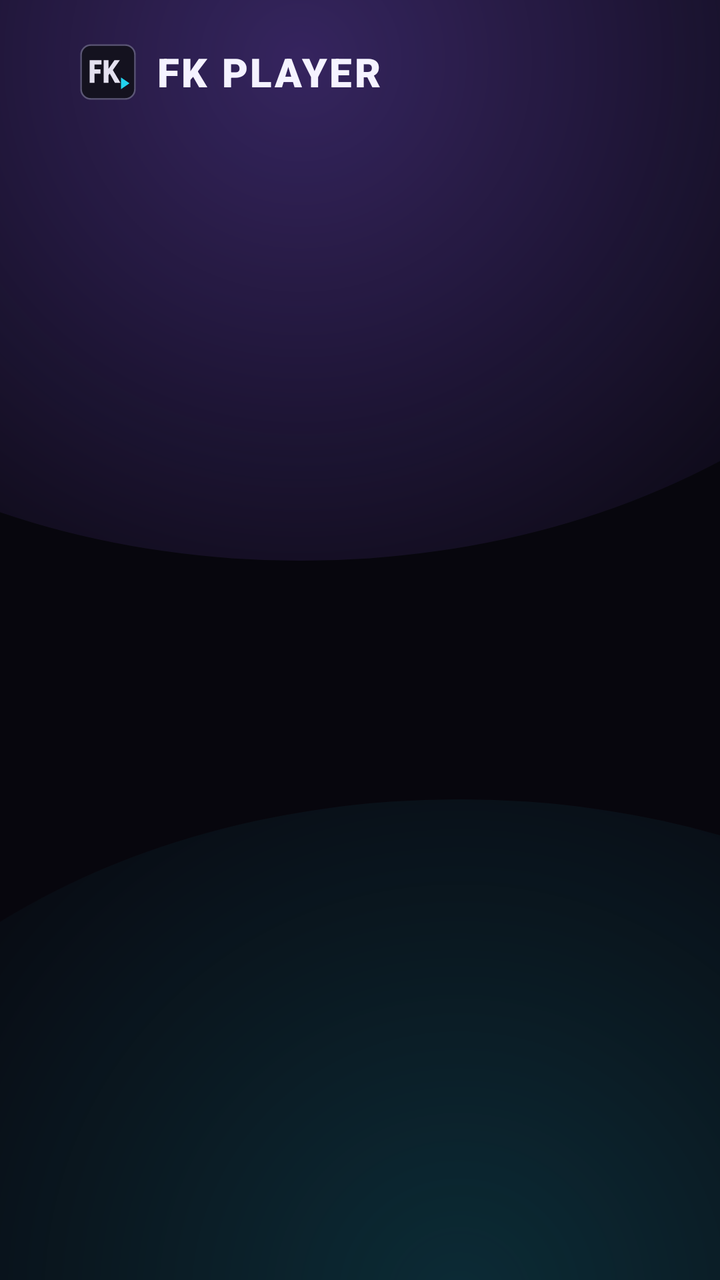
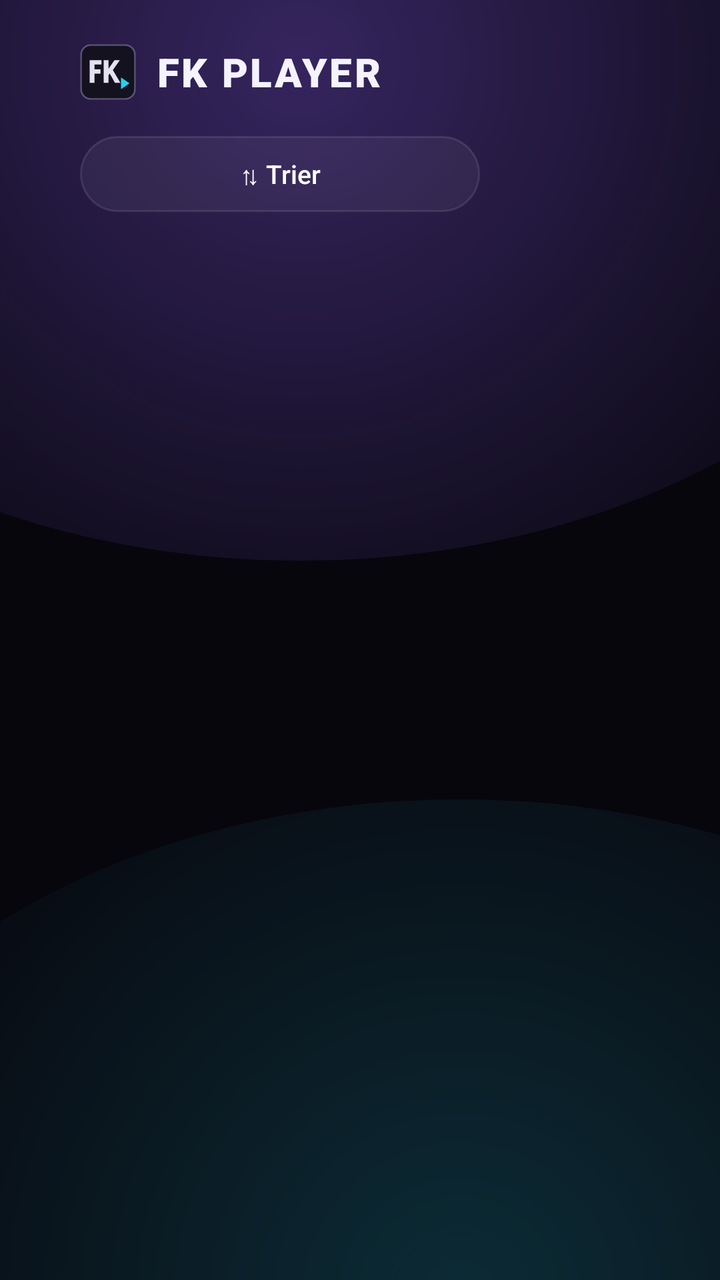

Screens rendered from an Android XML layout before and after an edit, with the pre-edit source and the edit as a unified diff.
<!-- AndroidManifest.xml: application theme Theme.FK -->
<!-- res/layout/activity_vod.xml -->
<?xml version="1.0" encoding="utf-8"?>
<FrameLayout xmlns:android="http://schemas.android.com/apk/res/android"
    android:layout_width="match_parent"
    android:layout_height="match_parent"
    android:background="@color/bg">

    <include layout="@layout/aurora" />

    <LinearLayout
        android:layout_width="match_parent"
        android:layout_height="match_parent"
        android:orientation="vertical"
        android:paddingLeft="40dp"
        android:paddingTop="22dp"
        android:paddingRight="40dp">

        <include layout="@layout/top_bar" />

        <LinearLayout
            android:layout_width="match_parent"
            android:layout_height="0dp"
            android:layout_marginTop="14dp"
            android:layout_weight="1"
            android:orientation="horizontal">

            <androidx.recyclerview.widget.RecyclerView
                android:id="@+id/cats"
                android:layout_width="200dp"
                android:layout_height="match_parent"
                android:clipToPadding="false"
                android:paddingTop="4dp"
                android:paddingBottom="20dp"
                android:scrollbars="none" />

            <FrameLayout
                android:layout_width="0dp"
                android:layout_height="match_parent"
                android:layout_marginLeft="14dp"
                android:layout_weight="1">

                <androidx.recyclerview.widget.RecyclerView
                    android:id="@+id/grid"
                    android:layout_width="match_parent"
                    android:layout_height="match_parent"
                    android:clipChildren="false"
                    android:clipToPadding="false"
                    android:paddingTop="4dp"
                    android:paddingBottom="24dp"
                    android:scrollbars="none" />

                <TextView
                    android:id="@+id/empty"
                    android:layout_width="wrap_content"
                    android:layout_height="wrap_content"
                    android:layout_gravity="center"
                    android:gravity="center"
                    android:textColor="@color/muted"
                    android:textSize="14sp"
                    android:visibility="gone" />
            </FrameLayout>
        </LinearLayout>
    </LinearLayout>
</FrameLayout>
<!-- res/layout/aurora.xml (included above) -->
<?xml version="1.0" encoding="utf-8"?>
<FrameLayout xmlns:android="http://schemas.android.com/apk/res/android"
    android:layout_width="match_parent"
    android:layout_height="match_parent"
    android:importantForAccessibility="noHideDescendants">
    <View
        android:id="@+id/aur1"
        android:layout_width="700dp"
        android:layout_height="500dp"
        android:layout_marginLeft="-200dp"
        android:layout_marginTop="-220dp"
        android:background="@drawable/aurora_violet" />
    <View
        android:id="@+id/aur2"
        android:layout_width="700dp"
        android:layout_height="500dp"
        android:layout_gravity="bottom|right"
        android:layout_marginRight="-220dp"
        android:layout_marginBottom="-260dp"
        android:background="@drawable/aurora_cyan" />
</FrameLayout>
<!-- res/layout/top_bar.xml (included above) -->
<?xml version="1.0" encoding="utf-8"?>
<LinearLayout xmlns:android="http://schemas.android.com/apk/res/android"
    android:layout_width="match_parent"
    android:layout_height="wrap_content"
    android:gravity="center_vertical"
    android:orientation="horizontal">

    <ImageView
        android:layout_width="28dp"
        android:layout_height="28dp"
        android:contentDescription="FK PLAYER"
        android:src="@drawable/ic_logo" />

    <TextView
        android:id="@+id/title"
        style="@style/H1"
        android:layout_width="wrap_content"
        android:layout_height="wrap_content"
        android:layout_marginLeft="10dp"
        android:letterSpacing="0.06"
        android:text="FK PLAYER"
        android:textSize="20sp" />

    <TextView
        android:id="@+id/chip"
        style="@style/Chip"
        android:layout_width="wrap_content"
        android:layout_height="wrap_content"
        android:layout_marginLeft="14dp"
        android:visibility="gone" />

    <View
        android:layout_width="0dp"
        android:layout_height="1dp"
        android:layout_weight="1" />

    <TextView
        android:id="@+id/clock"
        android:layout_width="wrap_content"
        android:layout_height="wrap_content"
        android:fontFamily="sans-serif-medium"
        android:textColor="#E4E1F0"
        android:textSize="15sp" />
</LinearLayout>
<!-- resources referenced by this layout -->
<resources>
  <color name="bg">#07060D</color>
  <color name="muted">#9590AD</color>
  <!-- drawable aurora_cyan (drawable) -->
  <?xml version="1.0" encoding="utf-8"?>
  <shape xmlns:android="http://schemas.android.com/apk/res/android" android:shape="oval"><gradient android:type="radial" android:gradientRadius="350dp" android:startColor="#2E22D3EE" android:endColor="#0022D3EE"/></shape>
  <!-- drawable aurora_violet (drawable) -->
  <?xml version="1.0" encoding="utf-8"?>
  <shape xmlns:android="http://schemas.android.com/apk/res/android" android:shape="oval"><gradient android:type="radial" android:gradientRadius="350dp" android:startColor="#598B5CF6" android:endColor="#008B5CF6"/></shape>
  <style name="Chip">
          <item name="android:background">@drawable/chip_bg</item>
          <item name="android:paddingLeft">10dp</item>
          <item name="android:paddingRight">10dp</item>
          <item name="android:paddingTop">4dp</item>
          <item name="android:paddingBottom">4dp</item>
          <item name="android:textSize">11sp</item>
          <item name="android:textColor">#D6D3E4</item>
      </style>
  <style name="H1">
          <item name="android:fontFamily">sans-serif-black</item>
          <item name="android:textColor">@color/text</item>
      </style>
  <!-- drawable chip_bg (drawable) -->
  <?xml version="1.0" encoding="utf-8"?>
  <shape xmlns:android="http://schemas.android.com/apk/res/android" android:shape="rectangle"><solid android:color="#12FFFFFF"/><corners android:radius="12dp"/></shape>
  <color name="text">#F5F3FF</color>
  <color name="violet">#8B5CF6</color>
  <color name="cyan">#22D3EE</color>
  <color name="text2">#C9C5DC</color>
  <!-- drawable dialog_bg (drawable) -->
  <?xml version="1.0" encoding="utf-8"?>
  <shape xmlns:android="http://schemas.android.com/apk/res/android" android:shape="rectangle"><solid android:color="#14121F"/><stroke android:width="1dp" android:color="#33A78BFA"/><corners android:radius="18dp"/></shape>
  <!-- drawable dialog_item (drawable) -->
  <?xml version="1.0" encoding="utf-8"?>
  <selector xmlns:android="http://schemas.android.com/apk/res/android">
    <item android:state_focused="true"><shape><solid android:color="#408B5CF6"/><corners android:radius="10dp"/></shape></item>
    <item android:state_pressed="true"><shape><solid android:color="#408B5CF6"/><corners android:radius="10dp"/></shape></item>
    <item><shape><solid android:color="#00000000"/></shape></item>
  </selector>
  <style name="FkDialogBtn" parent="Widget.AppCompat.Button.ButtonBar.AlertDialog">
          <item name="android:background">@drawable/btn_toggle</item>
          <item name="android:textColor">@color/btn_text</item>
          <item name="android:layout_marginLeft">8dp</item>
          <item name="android:paddingLeft">18dp</item>
          <item name="android:paddingRight">18dp</item>
      </style>
  <!-- unchanged entries left out for length: 4 -->
</resources>

<!-- the commit's change to res/layout/activity_vod.xml (unified diff, before → after) -->
@@ -23,14 +23,34 @@
             android:layout_weight="1"
             android:orientation="horizontal">
 
-            <androidx.recyclerview.widget.RecyclerView
-                android:id="@+id/cats"
+            <LinearLayout
                 android:layout_width="200dp"
                 android:layout_height="match_parent"
-                android:clipToPadding="false"
-                android:paddingTop="4dp"
-                android:paddingBottom="20dp"
-                android:scrollbars="none" />
+                android:orientation="vertical">
+
+                <TextView
+                    android:id="@+id/sortBtn"
+                    style="@style/PlayerBtn"
+                    android:layout_width="match_parent"
+                    android:layout_marginLeft="0dp"
+                    android:layout_marginRight="0dp"
+                    android:layout_marginTop="4dp"
+                    android:layout_marginBottom="8dp"
+                    android:focusable="true"
+                    android:ellipsize="end"
+                    android:maxLines="1"
+                    android:text="⇅ Trier" />
+
+                <androidx.recyclerview.widget.RecyclerView
+                    android:id="@+id/cats"
+                    android:layout_width="match_parent"
+                    android:layout_height="0dp"
+                    android:layout_weight="1"
+                    android:clipToPadding="false"
+                    android:paddingTop="4dp"
+                    android:paddingBottom="20dp"
+                    android:scrollbars="none" />
+            </LinearLayout>
 
             <FrameLayout
                 android:layout_width="0dp"
<!-- resource entries referenced after the edit -->
@@ -20,6 +20,20 @@
   <style name="H1">
           <item name="android:fontFamily">sans-serif-black</item>
           <item name="android:textColor">@color/text</item>
+      </style>
+  <style name="PlayerBtn">
+          <item name="android:layout_width">wrap_content</item>
+          <item name="android:layout_height">38dp</item>
+          <item name="android:layout_marginLeft">6dp</item>
+          <item name="android:layout_marginRight">6dp</item>
+          <item name="android:paddingLeft">16dp</item>
+          <item name="android:paddingRight">16dp</item>
+          <item name="android:gravity">center</item>
+          <item name="android:background">@drawable/btn_toggle</item>
+          <item name="android:textColor">@color/btn_text</item>
+          <item name="android:textSize">13sp</item>
+          <item name="android:fontFamily">sans-serif-medium</item>
+          <item name="android:clickable">true</item>
       </style>
   <!-- drawable chip_bg (drawable) -->
   <?xml version="1.0" encoding="utf-8"?>
